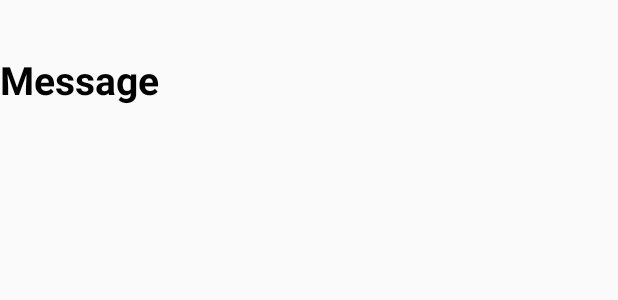
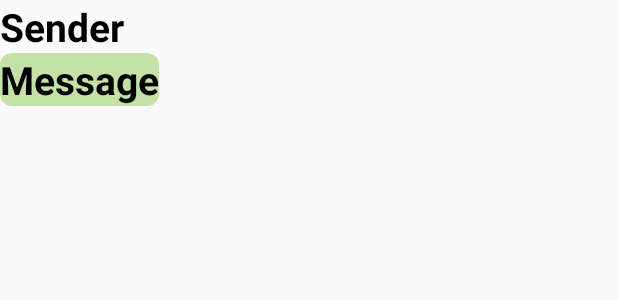
Before and after one commit to GYUWON-CHOI/paichai_freinds, an Android app: the layout list_item2.xml on its own in the app's theme, with its tools: preview values and no code run, on a phone screen of 412 x 824 dp. Shown: the top 300 px of the screen. Run offline under Robolectric (Android 15) with nearby library versions, the phone set to English and light mode, and no system bars.

Commit message:
채팅방 메세지 내용 말풍선 느낌으로 디자인

```diff
--- a/app/src/main/java/com/example/myapplication/ChatMessage.java
+++ b/app/src/main/java/com/example/myapplication/ChatMessage.java
@@ -26,6 +26,6 @@ public class ChatMessage {
 
     @Override
     public String toString() {
-        return "[" + sender + "]: " + message;
+        return sender + "\n " + message;
     }
 }
--- a/app/src/main/java/com/example/myapplication/PartyChatActivity.java
+++ b/app/src/main/java/com/example/myapplication/PartyChatActivity.java
@@ -42,7 +42,7 @@ public class PartyChatActivity extends AppCompatActivity {
         sendButton = findViewById(R.id.sendButton);
 
         chatMessages = new ArrayList<>();
-        chatAdapter = new ChatAdapter(this, R.layout.item_chat, chatMessages);
+        chatAdapter = new ChatAdapter(this, R.layout.list_item2, chatMessages);
         listView.setAdapter(chatAdapter);
 
         partyId = "yourPartyId"; // 실제 파티 ID로 초기화해야 합니다.
--- /dev/null
+++ b/app/src/main/res/drawable/chat_buble.xml
@@ -0,0 +1,6 @@
+<?xml version="1.0" encoding="utf-8"?>
+<shape xmlns:android="http://schemas.android.com/apk/res/android"
+    android:shape="rectangle">
+    <solid android:color="#C5E1A5" />
+    <corners android:radius="8dp" />
+</shape>
--- a/app/src/main/res/layout/activity_party_chat.xml
+++ b/app/src/main/res/layout/activity_party_chat.xml
@@ -12,7 +12,7 @@
         android:divider="@android:color/transparent"
         android:dividerHeight="0dp"
         android:stackFromBottom="true"
-        android:transcriptMode="alwaysScroll" />
+        android:transcriptMode="alwaysScroll"/>
 
     <!-- LinearLayout for EditText and Button -->
     <LinearLayout
--- a/app/src/main/res/layout/list_item2.xml
+++ b/app/src/main/res/layout/list_item2.xml
@@ -5,13 +5,12 @@
     android:layout_height="wrap_content"
     android:orientation="vertical">
 
-    <!-- Add textSize attribute to adjust text size -->
     <TextView
         android:id="@+id/senderTextView"
         android:layout_width="wrap_content"
         android:layout_height="wrap_content"
         android:textSize="26dp"
-        android:text=""
+        android:text="Sender"
         android:textStyle="bold"
         android:textColor="#000000"/>
 
@@ -22,6 +21,7 @@
         android:layout_height="wrap_content"
         android:textSize="26dp"
         android:text="Message"
+        android:background="@drawable/chat_buble"
         android:textStyle="bold"
         android:textColor="#000000"/>
 
```
Also changed, not shown: app/src/main/java/com/example/myapplication/ChatAdapter.java (+5 -2 lines), app/src/main/res/layout/item_chat.xml (deleted, +0 -17 lines).
